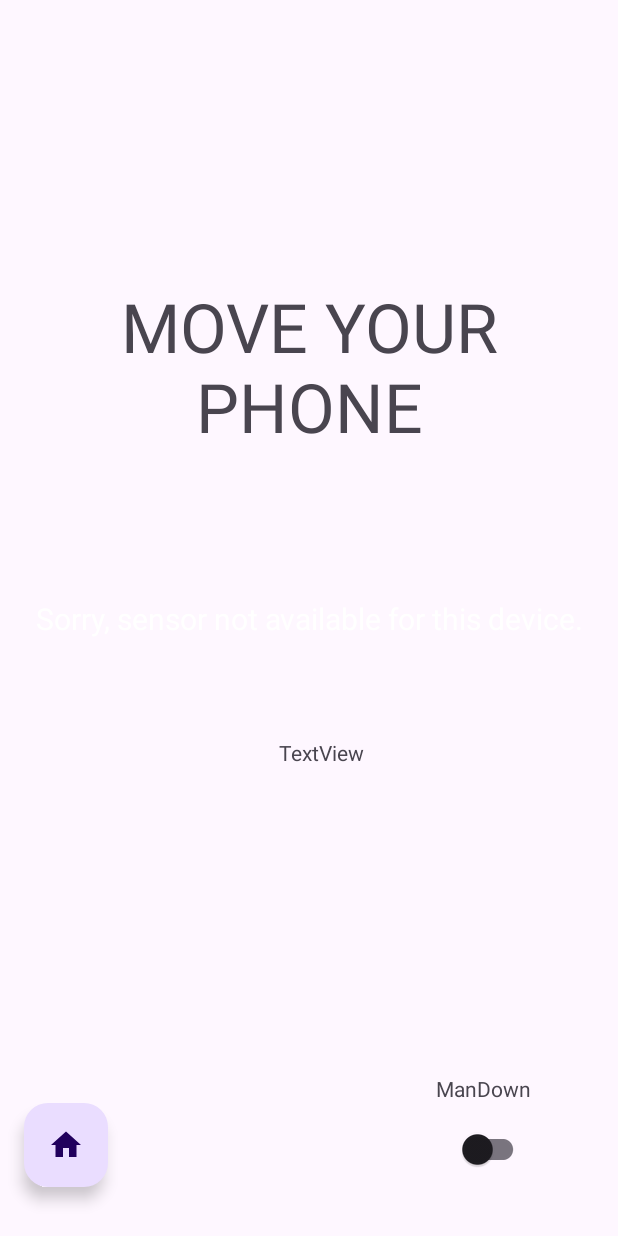
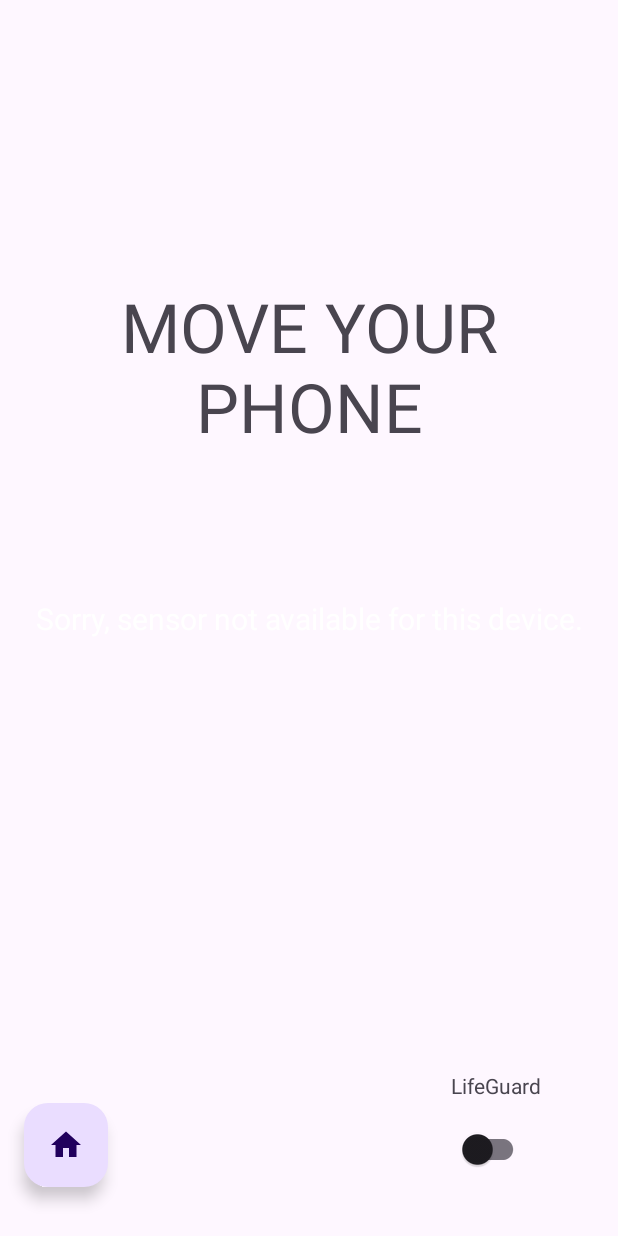
Before and after one commit to eyren24/DiagnosticTool, an Android app built with Jetpack Compose: the TestGiroscopio screen opened directly, with no data from a screen before it, on a phone screen of 412 x 824 dp. Run offline under Robolectric (Android 15) with nearby library versions, the phone set to English and light mode, and no system bars; Roboto replaces fonts that are not available here.

Commit message:
lifeguard

```diff
--- a/app/src/main/res/layout/activity_test_giroscopio.xml
+++ b/app/src/main/res/layout/activity_test_giroscopio.xml
@@ -80,27 +80,15 @@
 
     <TextView
         android:id="@+id/textView"
-        android:gravity="center"
         android:layout_width="132dp"
         android:layout_height="65dp"
-        android:text="TextView"
+        android:gravity="center"
+        android:text="LifeGuard"
         app:layout_constraintBottom_toBottomOf="parent"
         app:layout_constraintEnd_toEndOf="parent"
-        app:layout_constraintHorizontal_bias="0.529"
+        app:layout_constraintHorizontal_bias="0.942"
         app:layout_constraintStart_toStartOf="parent"
         app:layout_constraintTop_toTopOf="parent"
-        app:layout_constraintVertical_bias="0.619" />
-
-    <TextView
-        android:id="@+id/textView"
-        android:layout_width="wrap_content"
-        android:layout_height="wrap_content"
-        android:text="ManDown"
-        app:layout_constraintBottom_toBottomOf="parent"
-        app:layout_constraintEnd_toEndOf="parent"
-        app:layout_constraintHorizontal_bias="0.833"
-        app:layout_constraintStart_toStartOf="parent"
-        app:layout_constraintTop_toTopOf="parent"
-        app:layout_constraintVertical_bias="0.89" />
+        app:layout_constraintVertical_bias="0.911" />
 
 </androidx.constraintlayout.widget.ConstraintLayout>
```
Also changed, not shown: app/src/main/java/com/solaredge/diagnostictool/TestGiroscopio.java (+10 -10 lines).
